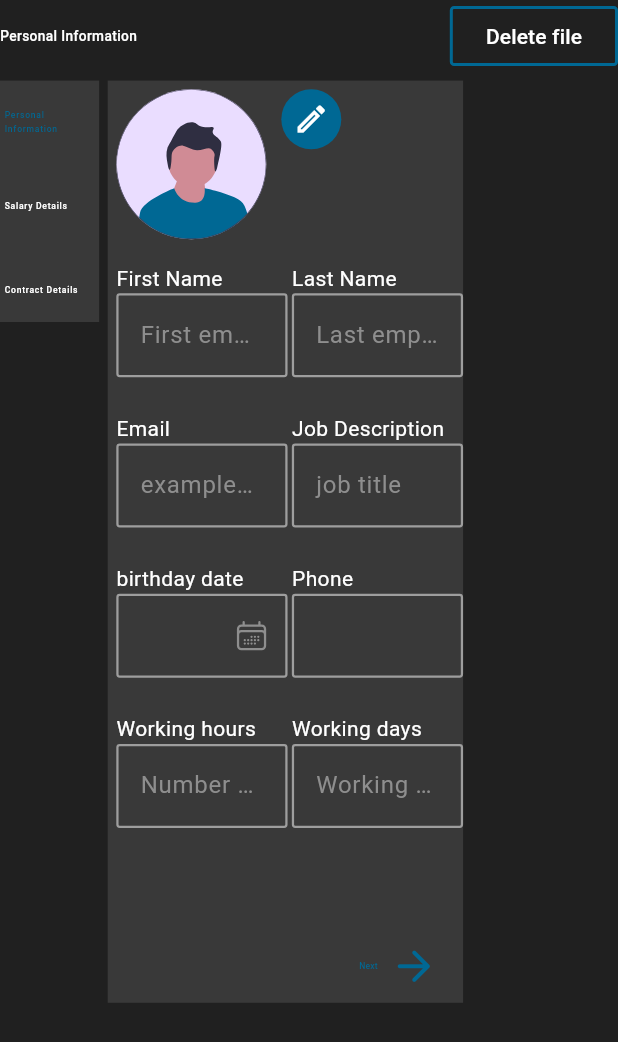
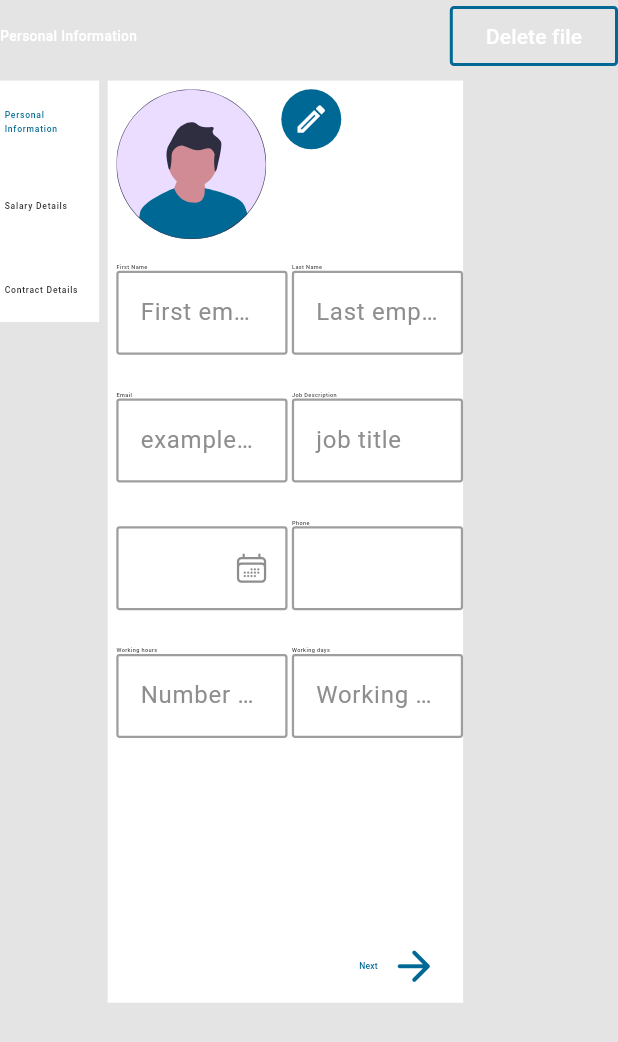
Before and after one commit to mhammadgammal/hr_desktop_app, a Flutter app: the AddEmployeeScreen widget shown alone on an empty page, opened directly, on a phone screen of 412 x 824 dp. Shown: the top 1042 px of the screen. Run offline on Flutter 3.47's test engine with Material 3 defaults, Android fonts, the phone set to English and light mode, and no system bars; our stand-ins replace bloc, equatable, file_picker, flutter_bloc, flutter_screenutil, flutter_svg and 4 more; missing offline and left inert: window_size; accounts and stored records are empty; Roboto replaces fonts that are missing (Cairo).

Commit message:
add support to change theme and manual change language
Signed-off-by: Mohamed Gammal <mhammadgamal17@gmail.com>

```diff
--- a/lib/core/app/cubit/app_cubit.dart
+++ b/lib/core/app/cubit/app_cubit.dart
@@ -1,9 +1,11 @@
-import 'dart:ui';
+import 'dart:developer';
 
 import 'package:equatable/equatable.dart';
-import 'package:flutter/src/widgets/framework.dart';
+import 'package:flutter/material.dart';
 import 'package:flutter_bloc/flutter_bloc.dart';
 import 'package:hr/core/di/di.dart';
+import 'package:hr/core/helpers/cache/cache_keys.dart';
+import 'package:hr/core/helpers/cache/shared_preferences/cache_helper.dart';
 import 'package:hr/core/utils/localization/app_localization.dart';
 
 part 'app_state.dart';
@@ -11,9 +13,12 @@ part 'app_state.dart';
 class AppCubit extends Cubit<AppState> {
   AppCubit() : super(AppInitial());
   late AppLanguage _appLanguage;
-  bool isDarkMode = false;
+  bool isDarkMode = sl<CacheHelper>().getBool(key: CacheKeys.isDark) ?? false;
 
   Locale get locale => sl.get<AppLanguage>().appLocal;
+
+  ThemeMode get currentThemeMode =>
+      isDarkMode ? ThemeMode.dark : ThemeMode.light;
 
   void getCurrentLocale() async {
     _appLanguage = sl.get<AppLanguage>();
@@ -23,18 +28,28 @@ class AppCubit extends Cubit<AppState> {
   //void Function(T?)?
   void changeLanguage(Locale? locale) {
     if (locale != null) {
-      _appLanguage = sl.get<AppLanguage>();
+      log('AppCubit: changeLanguage(): languageCode: ${locale.languageCode}');
       _appLanguage.changeLanguage(locale);
       _appLanguage.fetchLocale();
+
+      // _cacheLanguage(locale.languageCode);
       emit(AppLanguageChanged(locale));
     }
   }
 
   changeTheme(bool isDarkMode) {
     this.isDarkMode = isDarkMode;
+    sl<CacheHelper>().putBool(CacheKeys.isDark, isDarkMode);
     emit(AppThemeChanged(isDarkMode));
   }
 
   static AppCubit get(BuildContext context) =>
       BlocProvider.of<AppCubit>(context);
+
+  void _cacheLanguage(String languageCode) {
+    sl<CacheHelper>().putString(
+      key: CacheKeys.languageCode,
+      value: languageCode,
+    );
+  }
 }
--- a/lib/core/helpers/cache/cache_keys.dart
+++ b/lib/core/helpers/cache/cache_keys.dart
@@ -2,4 +2,6 @@ abstract class CacheKeys {
   static const String isLogged = 'IS_LOGGED';
 
   static const String languageCode = 'LANGUAGE_CODE';
+
+  static const String isDark = 'IS_DARK';
 }
--- a/lib/core/theme/app_colors.dart
+++ b/lib/core/theme/app_colors.dart
@@ -9,6 +9,7 @@ abstract class AppColors {
   static Color gray = ColorHex.fromHex('#8E8E8E');
   static Color gray2 = ColorHex.fromHex('#393939');
   static Color white = ColorHex.fromHex('#FFFFFF');
+  static Color whiteBackground = ColorHex.fromHex('#E4E4E4');
   static Color black = ColorHex.fromHex('#262626');
   static Color black20 = ColorHex.fromHex('#202020');
   static Color textColor = ColorHex.fromHex('#333333');
--- a/lib/core/theme/app_theme.dart
+++ b/lib/core/theme/app_theme.dart
@@ -1,6 +1,6 @@
 import 'package:flutter/material.dart';
 import 'package:flutter_screenutil/flutter_screenutil.dart';
-import 'package:hr/core/extensions/extensions.dart';
+import 'package:google_fonts/google_fonts.dart';
 import 'package:hr/core/theme/app_colors.dart';
 
 abstract class AppTheme {
@@ -9,7 +9,7 @@ abstract class AppTheme {
 
   static ThemeData lightTheme = ThemeData(
     primaryColor: AppColors.primaryColor,
-    scaffoldBackgroundColor: AppColors.white,
+    scaffoldBackgroundColor: AppColors.whiteBackground,
     switchTheme: SwitchThemeData(
       thumbColor: WidgetStateProperty.all(AppColors.primaryColor),
       trackColor: WidgetStateProperty.all(AppColors.gray),
@@ -23,6 +23,14 @@ abstract class AppTheme {
       backgroundColor: AppColors.white,
       elevation: 0.0,
       toolbarHeight: 96.h,
+    ),
+    cardColor: AppColors.white,
+    textTheme: TextTheme(
+      bodyMedium: GoogleFonts.cairo(
+        fontSize: 13.0.sp,
+        color: AppColors.black,
+        fontWeight: FontWeight.w500,
+      ),
     ),
   );
 
@@ -43,11 +51,13 @@ abstract class AppTheme {
       elevation: 0.0,
       toolbarHeight: 96.h,
     ),
+    cardColor: AppColors.gray2,
+    textTheme: TextTheme(
+      bodyMedium: GoogleFonts.cairo(
+        fontSize: 13.0.sp,
+        color: AppColors.white,
+        fontWeight: FontWeight.w500,
+      ),
+    ),
   );
-
-  static isDarkMode(BuildContext context) {
-    'Check if the theme is dark mode or not: ${Theme.of(context).brightness == Brightness.dark}'
-        .logg();
-    return Theme.of(context).brightness == Brightness.light;
-  }
 }
--- a/lib/core/utils/localization/localize_constants.dart
+++ b/lib/core/utils/localization/localize_constants.dart
@@ -9,13 +9,14 @@ import 'app_localization.dart';
 abstract class LocalizeConstants {
   static const List<String> _locale = ['en', 'ar'];
 
-  static final _defaultLanguage = sl<CacheHelper>().getString(
-    key: CacheKeys.languageCode,) ?? 'en';
+  static final _cachedLanguage = sl<CacheHelper>().getString(
+    key: CacheKeys.languageCode,
+  );
+  static final _defaultLanguage = _cachedLanguage?.trim() ?? 'en';
 
-  static const _supportedLocales = [
-    Locale('en'),
-    Locale('ar'),
-  ];
+  //';
+
+  static const _supportedLocales = [Locale('en'), Locale('ar')];
 
   static const List<LocalizationsDelegate> _delegates = [
     AppLocalizations.delegate,
@@ -33,5 +34,5 @@ abstract class LocalizeConstants {
 
   static List<LocalizationsDelegate> get delegates => _delegates;
 
-//#endregion
+  //#endregion
 }
--- a/lib/core/widgets/text_form_field/columned_text_form_field.dart
+++ b/lib/core/widgets/text_form_field/columned_text_form_field.dart
@@ -1,4 +1,5 @@
 import 'package:flutter/material.dart';
+import 'package:hr/core/app/cubit/app_cubit.dart';
 import 'package:hr/core/theme/app_colors.dart';
 import 'package:hr/core/widgets/text_form_field/app_text_form_field.dart';
 
@@ -9,17 +10,17 @@ class ColumnedTextFormField extends StatelessWidget {
     required this.controller,
     required this.inputType,
     this.enabled = true,
-    this.titleColor = Colors.white,
+    this.titleColor,
     this.validate,
     this.hint,
     this.suffixIcon,
     this.maxLines = 1,
     this.textFieldTextColor = Colors.white,
-    this.hintColor
+    this.hintColor,
   });
 
   final String title;
-  final Color titleColor;
+  final Color? titleColor;
   final String? hint;
   final Color? hintColor;
   final bool enabled;
@@ -35,7 +36,17 @@ class ColumnedTextFormField extends StatelessWidget {
     return Column(
       crossAxisAlignment: CrossAxisAlignment.start,
       children: [
-        Text(title, style: TextStyle(color: titleColor)),
+        Text(
+          title,
+          style: TextStyle(
+              color:
+              titleColor ?? (AppCubit
+                  .get(context)
+                  .isDarkMode
+                  ? AppColors.white
+                  : AppColors.black)
+          ),
+        ),
         AppTextFormField(
           controller: controller,
           hintLabel: hint,
--- a/lib/features/authentication/presentation/widgets/logo_section.dart
+++ b/lib/features/authentication/presentation/widgets/logo_section.dart
@@ -2,9 +2,9 @@ import 'package:flutter/material.dart';
 import 'package:flutter_screenutil/flutter_screenutil.dart';
 import 'package:flutter_svg/flutter_svg.dart';
 import 'package:google_fonts/google_fonts.dart';
+import 'package:hr/core/app/cubit/app_cubit.dart';
 import 'package:hr/core/assets/app_images.dart';
 import 'package:hr/core/theme/app_colors.dart';
-import 'package:hr/core/theme/app_theme.dart';
 
 class LogoSection extends StatelessWidget {
   const LogoSection({super.key});
@@ -30,7 +30,7 @@ class LogoSection extends StatelessWidget {
                 text: ' infinity',
                 style: GoogleFonts.kantumruyPro(
                   color:
-                      AppTheme.isDarkMode(context)
+                      AppCubit.get(context).isDarkMode
                           ? AppColors.white
                           : AppColors.black,
                   fontSize: 48.sp,
--- a/lib/features/authentication/presentation/widgets/sign_in_form.dart
+++ b/lib/features/authentication/presentation/widgets/sign_in_form.dart
@@ -2,9 +2,9 @@ import 'package:flutter/material.dart';
 import 'package:flutter_bloc/flutter_bloc.dart';
 import 'package:flutter_screenutil/flutter_screenutil.dart';
 import 'package:flutter_svg/flutter_svg.dart';
+import 'package:hr/core/app/cubit/app_cubit.dart';
 import 'package:hr/core/assets/app_images.dart';
 import 'package:hr/core/extensions/extensions.dart';
-import 'package:hr/core/theme/app_theme.dart';
 import 'package:hr/core/widgets/buttons/custom_filled_button.dart';
 import 'package:hr/core/widgets/text_form_field/email_text_form_field.dart';
 import 'package:hr/core/widgets/text_form_field/password_text_form_field.dart';
@@ -31,7 +31,7 @@ class SignInForm extends StatelessWidget {
                 mainAxisSize: MainAxisSize.min,
                 children: [
                   SvgPicture.asset(
-                    AppTheme.isDarkMode(context)
+                    AppCubit.get(context).isDarkMode
                         ? AppImages.loginBackgroundDark
                         : AppImages.loginBackground,
                   ),
--- a/lib/features/employees/presentation/add_employee_screen/add_employee_screen.dart
+++ b/lib/features/employees/presentation/add_employee_screen/add_employee_screen.dart
@@ -2,6 +2,7 @@ import 'package:flutter/material.dart';
 import 'package:flutter_bloc/flutter_bloc.dart';
 import 'package:flutter_screenutil/flutter_screenutil.dart';
 import 'package:google_fonts/google_fonts.dart';
+import 'package:hr/core/app/cubit/app_cubit.dart';
 import 'package:hr/core/extensions/extensions.dart';
 import 'package:hr/core/theme/app_colors.dart';
 import 'package:hr/core/widgets/buttons/custom_outlined_button_with_border.dart';
@@ -48,7 +49,10 @@ class AddEmployeeScreen extends StatelessWidget {
                   Container(
                     width: 231.w,
                     height: 200.h,
-                    color: AppColors.gray2,
+                    color:
+                        AppCubit.get(context).isDarkMode
+                            ? AppColors.gray2
+                            : AppColors.white,
                     margin: EdgeInsetsDirectional.only(top: 20.0.w),
                     child: ListView.builder(
                       padding: EdgeInsetsDirectional.only(start: 10.0.w),
@@ -63,7 +67,9 @@ class AddEmployeeScreen extends StatelessWidget {
                                 color:
                                     cubit.selectedTabIndex == index
                                         ? AppColors.secondaryColor
-                                        : AppColors.white,
+                                        : (AppCubit.get(context).isDarkMode
+                                            ? AppColors.white
+                                            : AppColors.black),
                                 fontSize: 20.sp,
                                 fontWeight: FontWeight.w500,
                               ),
@@ -75,7 +81,10 @@ class AddEmployeeScreen extends StatelessWidget {
                   Container(
                     width: 828.w,
                     height: 764.h,
-                    color: AppColors.gray2,
+                    color:
+                        AppCubit.get(context).isDarkMode
+                            ? AppColors.gray2
+                            : AppColors.white,
                     padding: EdgeInsetsDirectional.only(
                       start: 20.0.w,
                       top: 20.0.w,
```
Also changed, not shown: lib/core/helpers/cache/shared_preferences/cache_helper.dart (+7 -1 lines), lib/core/utils/localization/app_localization.dart (+14 -5 lines), lib/features/employees/presentation/emplyees_screen/widget/employee_card.dart (+18 -33 lines), lib/features/settings/settings_screen.dart (+12 -3 lines), lib/features/settings/tabs/app_settings_tab/app_settings_tab.dart (+3 -17 lines), lib/infinity_hr_app.dart (+8 -9 lines).
